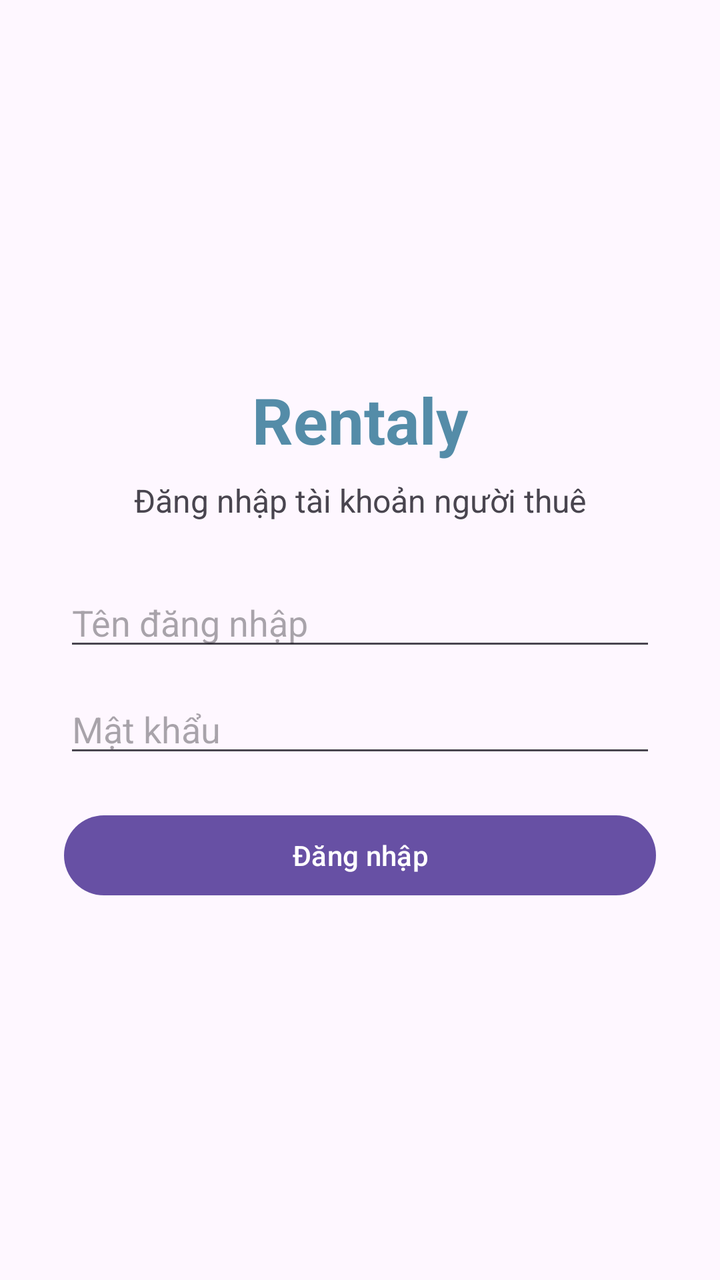
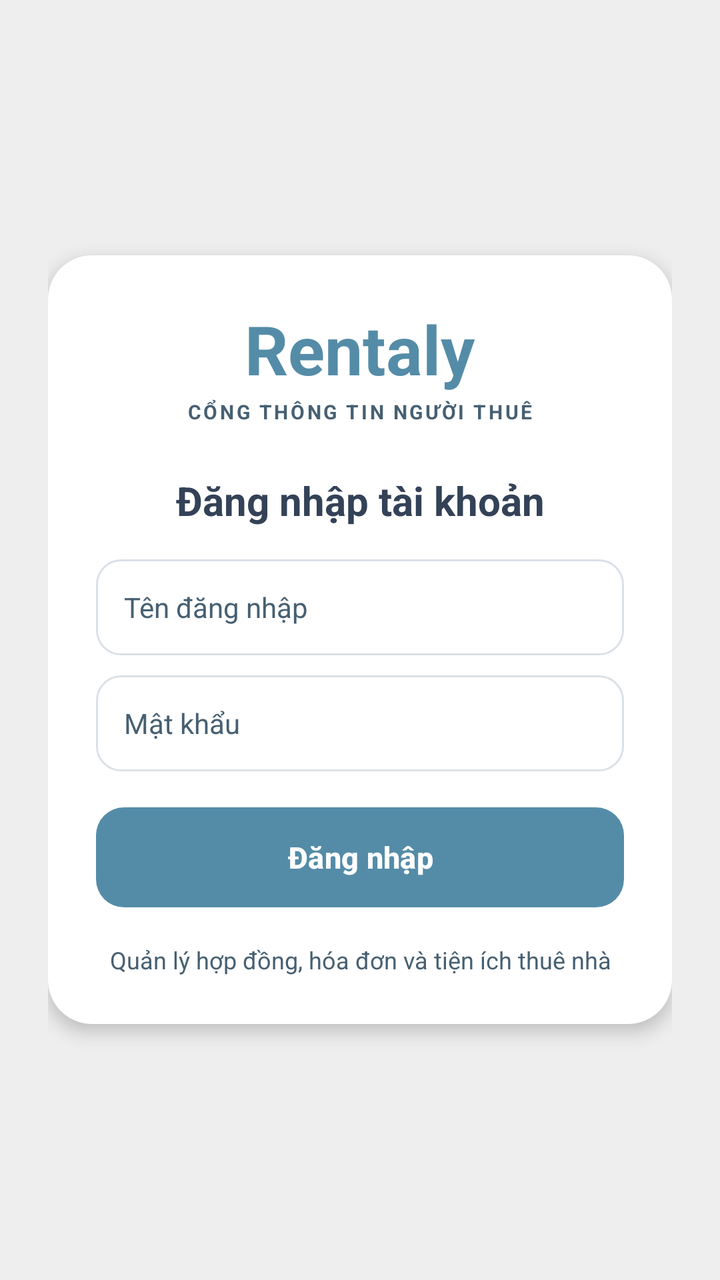

Two renders of the same Android screen: before a commit and after it. Below are the layout's source before the change and the commit's diff.
<!-- AndroidManifest.xml: application theme Theme.Rentaly_Managemen_Tenant_App -->
<!-- res/layout/activity_login.xml -->
<?xml version="1.0" encoding="utf-8"?>
<ScrollView xmlns:android="http://schemas.android.com/apk/res/android"
    android:id="@+id/main"
    android:layout_width="match_parent"
    android:layout_height="match_parent"
    android:fillViewport="true">

    <LinearLayout
        android:layout_width="match_parent"
        android:layout_height="match_parent"
        android:gravity="center"
        android:orientation="vertical"
        android:padding="32dp">

        <TextView
            android:layout_width="wrap_content"
            android:layout_height="wrap_content"
            android:text="Rentaly"
            android:textColor="@color/primary"
            android:textSize="32sp"
            android:textStyle="bold" />

        <TextView
            android:layout_width="wrap_content"
            android:layout_height="wrap_content"
            android:layout_marginTop="8dp"
            android:layout_marginBottom="28dp"
            android:text="Đăng nhập tài khoản người thuê"
            android:textSize="16sp" />

        <EditText
            android:id="@+id/tenant_username"
            android:layout_width="match_parent"
            android:layout_height="wrap_content"
            android:hint="Tên đăng nhập"
            android:inputType="text"
            android:singleLine="true" />

        <EditText
            android:id="@+id/tenant_password"
            android:layout_width="match_parent"
            android:layout_height="wrap_content"
            android:layout_marginTop="12dp"
            android:hint="Mật khẩu"
            android:inputType="textPassword"
            android:singleLine="true" />

        <TextView
            android:id="@+id/tenant_login_error"
            android:layout_width="match_parent"
            android:layout_height="wrap_content"
            android:layout_marginTop="12dp"
            android:textColor="#B3261E"
            android:visibility="gone" />

        <ProgressBar
            android:id="@+id/tenant_login_progress"
            style="?android:attr/progressBarStyleSmall"
            android:layout_width="wrap_content"
            android:layout_height="wrap_content"
            android:layout_marginTop="12dp"
            android:visibility="gone" />

        <Button
            android:id="@+id/tenant_login_button"
            android:layout_width="match_parent"
            android:layout_height="wrap_content"
            android:layout_marginTop="20dp"
            android:text="Đăng nhập" />
    </LinearLayout>
</ScrollView>
<!-- resources referenced by this layout -->
<resources>
  <color name="primary">#548CA8</color>
  <style name="Theme.Rentaly_Managemen_Tenant_App" parent="Base.Theme.Rentaly_Managemen_Tenant_App" />
  <style name="Base.Theme.Rentaly_Managemen_Tenant_App" parent="Theme.Material3.DayNight.NoActionBar">
          
          
      </style>
</resources>

<!-- the commit's change to res/layout/activity_login.xml (unified diff, before → after) -->
@@ -3,69 +3,124 @@
     android:id="@+id/main"
     android:layout_width="match_parent"
     android:layout_height="match_parent"
-    android:fillViewport="true">
+    android:background="@color/background"
+    android:fillViewport="true"
+    android:fitsSystemWindows="true">
 
     <LinearLayout
         android:layout_width="match_parent"
         android:layout_height="match_parent"
         android:gravity="center"
         android:orientation="vertical"
-        android:padding="32dp">
+        android:padding="24dp">
 
-        <TextView
-            android:layout_width="wrap_content"
-            android:layout_height="wrap_content"
-            android:text="Rentaly"
-            android:textColor="@color/primary"
-            android:textSize="32sp"
-            android:textStyle="bold" />
-
-        <TextView
-            android:layout_width="wrap_content"
-            android:layout_height="wrap_content"
-            android:layout_marginTop="8dp"
-            android:layout_marginBottom="28dp"
-            android:text="Đăng nhập tài khoản người thuê"
-            android:textSize="16sp" />
-
-        <EditText
-            android:id="@+id/tenant_username"
+        <LinearLayout
             android:layout_width="match_parent"
             android:layout_height="wrap_content"
-            android:hint="Tên đăng nhập"
-            android:inputType="text"
-            android:singleLine="true" />
+            android:background="@drawable/tenant_surface_card"
+            android:elevation="5dp"
+            android:gravity="center_horizontal"
+            android:orientation="vertical"
+            android:padding="24dp">
 
-        <EditText
-            android:id="@+id/tenant_password"
-            android:layout_width="match_parent"
-            android:layout_height="wrap_content"
-            android:layout_marginTop="12dp"
-            android:hint="Mật khẩu"
-            android:inputType="textPassword"
-            android:singleLine="true" />
+            <TextView
+                android:layout_width="wrap_content"
+                android:layout_height="wrap_content"
+                android:text="Rentaly"
+                android:textColor="@color/primary"
+                android:textSize="34sp"
+                android:textStyle="bold" />
 
-        <TextView
-            android:id="@+id/tenant_login_error"
-            android:layout_width="match_parent"
-            android:layout_height="wrap_content"
-            android:layout_marginTop="12dp"
-            android:textColor="#B3261E"
-            android:visibility="gone" />
+            <TextView
+                android:layout_width="wrap_content"
+                android:layout_height="wrap_content"
+                android:layout_marginTop="2dp"
+                android:letterSpacing="0.12"
+                android:text="CỔNG THÔNG TIN NGƯỜI THUÊ"
+                android:textColor="@color/secondary"
+                android:textSize="10sp"
+                android:textStyle="bold" />
 
-        <ProgressBar
-            android:id="@+id/tenant_login_progress"
-            style="?android:attr/progressBarStyleSmall"
-            android:layout_width="wrap_content"
-            android:layout_height="wrap_content"
-            android:layout_marginTop="12dp"
-            android:visibility="gone" />
+            <TextView
+                android:layout_width="match_parent"
+                android:layout_height="wrap_content"
+                android:layout_marginTop="24dp"
+                android:layout_marginBottom="16dp"
+                android:text="Đăng nhập tài khoản"
+                android:textAlignment="center"
+                android:textColor="@color/dark_navy"
+                android:textSize="20sp"
+                android:textStyle="bold" />
 
-        <Button
-            android:id="@+id/tenant_login_button"
-            android:layout_width="match_parent"
-            android:layout_height="wrap_content"
-            android:layout_marginTop="20dp"
-            android:text="Đăng nhập" />
+            <EditText
+                android:id="@+id/tenant_username"
+                android:layout_width="match_parent"
+                android:layout_height="48dp"
+                android:background="@drawable/tenant_input_background"
+                android:hint="Tên đăng nhập"
+                android:inputType="text"
+                android:paddingStart="14dp"
+                android:paddingEnd="14dp"
+                android:singleLine="true"
+                android:textColor="@color/dark_navy"
+                android:textColorHint="@color/secondary"
+                android:textSize="14sp" />
+
+            <EditText
+                android:id="@+id/tenant_password"
+                android:layout_width="match_parent"
+                android:layout_height="48dp"
+                android:layout_marginTop="10dp"
+                android:background="@drawable/tenant_input_background"
+                android:hint="Mật khẩu"
+                android:inputType="textPassword"
+                android:paddingStart="14dp"
+                android:paddingEnd="14dp"
+                android:singleLine="true"
+                android:textColor="@color/dark_navy"
+                android:textColorHint="@color/secondary"
+                android:textSize="14sp" />
+
+            <TextView
+                android:id="@+id/tenant_login_error"
+                android:layout_width="match_parent"
+                android:layout_height="wrap_content"
+                android:layout_marginTop="10dp"
+                android:background="@drawable/tenant_error_background"
+                android:padding="12dp"
+                android:textColor="@color/error"
+                android:textSize="13sp"
+                android:visibility="gone" />
+
+            <ProgressBar
+                android:id="@+id/tenant_login_progress"
+                style="?android:attr/progressBarStyleSmall"
+                android:layout_width="wrap_content"
+                android:layout_height="wrap_content"
+                android:layout_marginTop="12dp"
+                android:indeterminateTint="@color/primary"
+                android:visibility="gone" />
+
+            <Button
+                android:id="@+id/tenant_login_button"
+                android:layout_width="match_parent"
+                android:layout_height="50dp"
+                android:layout_marginTop="18dp"
+                android:background="@drawable/tenant_primary_button"
+                android:text="Đăng nhập"
+                android:textAllCaps="false"
+                android:textColor="@color/white"
+                android:textSize="15sp"
+                android:textStyle="bold" />
+
+            <TextView
+                android:layout_width="match_parent"
+                android:layout_height="wrap_content"
+                android:layout_marginTop="18dp"
+                android:text="Quản lý hợp đồng, hóa đơn và tiện ích thuê nhà"
+                android:textAlignment="center"
+                android:textColor="@color/secondary"
+                android:textSize="12sp" />
+        </LinearLayout>
     </LinearLayout>
 </ScrollView>
<!-- resource entries referenced after the edit -->
@@ -1,10 +1,63 @@
 <!-- resources referenced by this layout -->
 <resources>
-  <color name="primary">#548CA8</color>
+  <color name="background">#FFEEEEEE</color>
+  <color name="dark_navy">#FF334257</color>
+  <color name="error">#FFB3261E</color>
+  <color name="primary">#FF548CA8</color>
+  <color name="secondary">#FF476072</color>
+  <color name="white">#FFFFFFFF</color>
+  <!-- drawable tenant_error_background (drawable) -->
+  <?xml version="1.0" encoding="utf-8"?>
+  <shape xmlns:android="http://schemas.android.com/apk/res/android" android:shape="rectangle">
+      <solid android:color="#FFFFF1F0" />
+      <corners android:radius="12dp" />
+  </shape>
+  <!-- drawable tenant_input_background (drawable) -->
+  <?xml version="1.0" encoding="utf-8"?>
+  <shape xmlns:android="http://schemas.android.com/apk/res/android" android:shape="rectangle">
+      <solid android:color="@color/white" />
+      <stroke android:width="1dp" android:color="@color/outline" />
+      <corners android:radius="12dp" />
+  </shape>
+  <!-- drawable tenant_primary_button (drawable) -->
+  <?xml version="1.0" encoding="utf-8"?>
+  <selector xmlns:android="http://schemas.android.com/apk/res/android">
+      <item android:state_enabled="false">
+          <shape android:shape="rectangle">
+              <solid android:color="#FF9CB7C5" />
+              <corners android:radius="14dp" />
+          </shape>
+      </item>
+      <item android:state_pressed="true">
+          <shape android:shape="rectangle">
+              <solid android:color="@color/dark_navy" />
+              <corners android:radius="14dp" />
+          </shape>
+      </item>
+      <item>
+          <shape android:shape="rectangle">
+              <solid android:color="@color/primary" />
+              <corners android:radius="14dp" />
+          </shape>
+      </item>
+  </selector>
+  <!-- drawable tenant_surface_card (drawable) -->
+  <?xml version="1.0" encoding="utf-8"?>
+  <shape xmlns:android="http://schemas.android.com/apk/res/android" android:shape="rectangle">
+      <solid android:color="@color/surface" />
+      <corners android:radius="22dp" />
+  </shape>
   <style name="Theme.Rentaly_Managemen_Tenant_App" parent="Base.Theme.Rentaly_Managemen_Tenant_App" />
+  <color name="outline">#FFDAE1E6</color>
+  <color name="surface">#FFFFFFFF</color>
   <style name="Base.Theme.Rentaly_Managemen_Tenant_App" parent="Theme.Material3.DayNight.NoActionBar">
-          
-          
+          <item name="colorPrimary">@color/primary</item>
+          <item name="colorSecondary">@color/secondary</item>
+          <item name="colorSurface">@color/surface</item>
+          <item name="android:colorAccent">@color/primary</item>
+          <item name="android:statusBarColor">@color/dark_navy</item>
+          <item name="android:navigationBarColor">@color/dark_navy</item>
+          <item name="android:windowLightStatusBar">false</item>
       </style>
 </resources>
 
